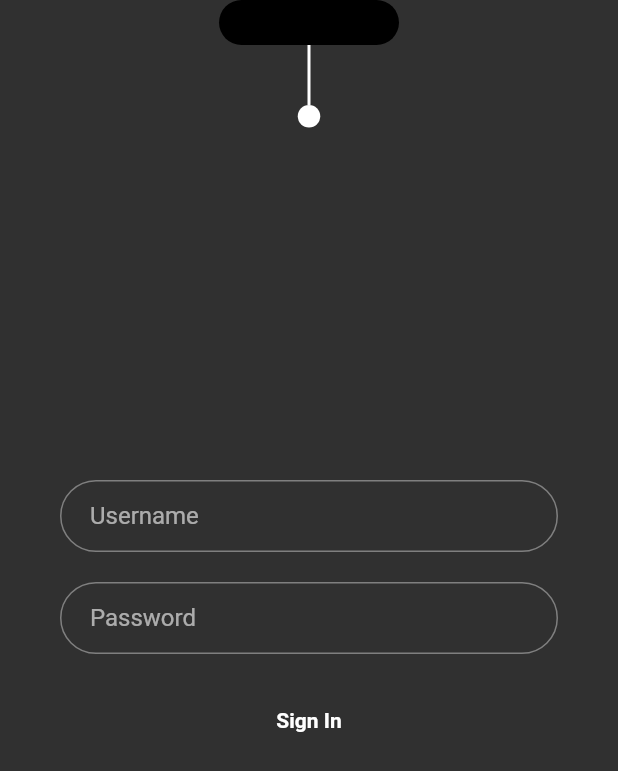
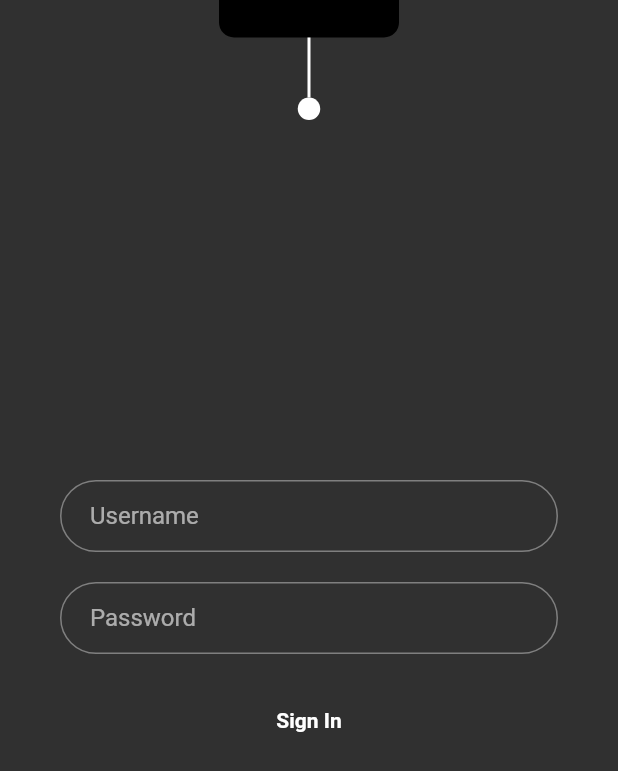
Before and after one commit to andhikayuana/flutter-showpasswod-playground, a Flutter app: the screen it shows after launch, on a phone screen of 412 x 824 dp. Shown: the top 771 px of the screen. Run offline on Flutter 3.47's test engine with Material 2 defaults, Android fonts, the light colour scheme and no system bars.

Commit message:
update notch and status bar color to black

```diff
--- a/lib/main.dart
+++ b/lib/main.dart
@@ -1,4 +1,5 @@
 import 'package:flutter/material.dart';
+import 'package:flutter/services.dart';
 
 void main() {
   runApp(const FlutterShowPasswordApp());
@@ -42,6 +43,13 @@ class _LoginScreenState extends State<LoginScreen>
     parent: lightAnimationController,
     curve: Curves.ease,
   );
+
+  @override
+  void initState() {
+    SystemChrome.setSystemUIOverlayStyle(
+        const SystemUiOverlayStyle(statusBarColor: Colors.black));
+    super.initState();
+  }
 
   @override
   void dispose() {
@@ -234,12 +242,14 @@ class _LightSwitchState extends State<_LightSwitch>
     return Column(
       crossAxisAlignment: CrossAxisAlignment.center,
       children: [
-        SizedBox(
-          height: 30,
+        const SizedBox(
+          height: 25,
           width: 120,
           child: DecoratedBox(
             decoration: BoxDecoration(
-              borderRadius: BorderRadius.circular(50),
+              borderRadius: BorderRadius.only(
+                  bottomLeft: Radius.circular(10),
+                  bottomRight: Radius.circular(10)),
               color: Colors.black,
             ),
           ),
```
